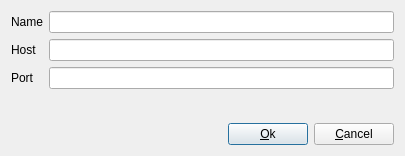
The window that haveclip-desktop/src/NodeDialog.ui (aither64/haveclip-desktop) describes before a commit, drawn with Qt 5.
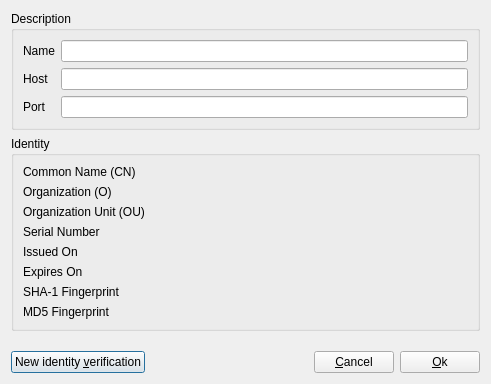
The same window after the commit. Icons and pictures are not drawn.

Commit message: Show identity info in node details, re-verification

```diff
--- a/haveclip-desktop/src/NodeDialog.ui
+++ b/haveclip-desktop/src/NodeDialog.ui
@@ -6,8 +6,8 @@
    <rect>
     <x>0</x>
     <y>0</y>
-    <width>405</width>
-    <height>156</height>
+    <width>491</width>
+    <height>384</height>
    </rect>
   </property>
   <property name="windowTitle">
@@ -19,38 +19,188 @@
   </property>
   <layout class="QVBoxLayout" name="verticalLayout">
    <item>
-    <layout class="QFormLayout" name="formLayout">
-     <item row="0" column="0">
-      <widget class="QLabel" name="nameLabel">
-       <property name="text">
-        <string>Name</string>
-       </property>
-      </widget>
-     </item>
-     <item row="0" column="1">
-      <widget class="QLineEdit" name="nameLineEdit"/>
-     </item>
-     <item row="1" column="0">
-      <widget class="QLabel" name="hostLabel">
-       <property name="text">
-        <string>Host</string>
-       </property>
-      </widget>
-     </item>
-     <item row="1" column="1">
-      <widget class="QLineEdit" name="hostLineEdit"/>
-     </item>
-     <item row="2" column="0">
-      <widget class="QLabel" name="portLabel">
-       <property name="text">
-        <string>Port</string>
-       </property>
-      </widget>
-     </item>
-     <item row="2" column="1">
-      <widget class="QLineEdit" name="portLineEdit"/>
-     </item>
-    </layout>
+    <widget class="QGroupBox" name="groupBox_2">
+     <property name="title">
+      <string>Description</string>
+     </property>
+     <layout class="QGridLayout" name="gridLayout_2">
+      <item row="1" column="1">
+       <widget class="QLineEdit" name="hostLineEdit"/>
+      </item>
+      <item row="1" column="0">
+       <widget class="QLabel" name="hostLabel">
+        <property name="text">
+         <string>Host</string>
+        </property>
+       </widget>
+      </item>
+      <item row="0" column="1">
+       <widget class="QLineEdit" name="nameLineEdit"/>
+      </item>
+      <item row="0" column="0">
+       <widget class="QLabel" name="nameLabel">
+        <property name="text">
+         <string>Name</string>
+        </property>
+       </widget>
+      </item>
+      <item row="2" column="0">
+       <widget class="QLabel" name="portLabel">
+        <property name="text">
+         <string>Port</string>
+        </property>
+       </widget>
+      </item>
+      <item row="2" column="1">
+       <widget class="QLineEdit" name="portLineEdit"/>
+      </item>
+     </layout>
+    </widget>
+   </item>
+   <item>
+    <widget class="QGroupBox" name="groupBox">
+     <property name="title">
+      <string>Identity</string>
+     </property>
+     <layout class="QGridLayout" name="gridLayout" columnstretch="0,0">
+      <item row="4" column="1">
+       <widget class="QLabel" name="issuedOnLabel">
+        <property name="text">
+         <string/>
+        </property>
+        <property name="textInteractionFlags">
+         <set>Qt::LinksAccessibleByMouse|Qt::TextSelectableByKeyboard|Qt::TextSelectableByMouse</set>
+        </property>
+       </widget>
+      </item>
+      <item row="1" column="1">
+       <widget class="QLabel" name="toOrgLabel">
+        <property name="text">
+         <string/>
+        </property>
+        <property name="textInteractionFlags">
+         <set>Qt::LinksAccessibleByMouse|Qt::TextSelectableByKeyboard|Qt::TextSelectableByMouse</set>
+        </property>
+       </widget>
+      </item>
+      <item row="2" column="0">
+       <widget class="QLabel" name="label_3">
+        <property name="text">
+         <string>Organization Unit (OU)</string>
+        </property>
+       </widget>
+      </item>
+      <item row="3" column="0">
+       <widget class="QLabel" name="label_4">
+        <property name="text">
+         <string>Serial Number</string>
+        </property>
+       </widget>
+      </item>
+      <item row="2" column="1">
+       <widget class="QLabel" name="toOrgUnitLabel">
+        <property name="text">
+         <string/>
+        </property>
+        <property name="textInteractionFlags">
+         <set>Qt::LinksAccessibleByMouse|Qt::TextSelectableByKeyboard|Qt::TextSelectableByMouse</set>
+        </property>
+       </widget>
+      </item>
+      <item row="0" column="1">
+       <widget class="QLabel" name="toCommonNameLabel">
+        <property name="text">
+         <string/>
+        </property>
+        <property name="textInteractionFlags">
+         <set>Qt::LinksAccessibleByMouse|Qt::TextSelectableByKeyboard|Qt::TextSelectableByMouse</set>
+        </property>
+       </widget>
+      </item>
+      <item row="3" column="1">
+       <widget class="QLabel" name="serialLabel">
+        <property name="text">
+         <string/>
+        </property>
+        <property name="textInteractionFlags">
+         <set>Qt::LinksAccessibleByMouse|Qt::TextSelectableByKeyboard|Qt::TextSelectableByMouse</set>
+        </property>
+       </widget>
+      </item>
+      <item row="5" column="1">
+       <widget class="QLabel" name="expiresLabel">
+        <property name="text">
+         <string/>
+        </property>
+        <property name="textInteractionFlags">
+         <set>Qt::LinksAccessibleByMouse|Qt::TextSelectableByKeyboard|Qt::TextSelectableByMouse</set>
+        </property>
+       </widget>
+      </item>
+      <item row="5" column="0">
+       <widget class="QLabel" name="label_9">
+        <property name="text">
+         <string>Expires On</string>
+        </property>
+       </widget>
+      </item>
+      <item row="7" column="0">
+       <widget class="QLabel" name="label_10">
+        <property name="text">
+         <string>SHA-1 Fingerprint</string>
+        </property>
+       </widget>
+      </item>
+      <item row="4" column="0">
+       <widget class="QLabel" name="label_8">
+        <property name="text">
+         <string>Issued On</string>
+        </property>
+       </widget>
+      </item>
+      <item row="0" column="0">
+       <widget class="QLabel" name="label">
+        <property name="text">
+         <string>Common Name (CN)</string>
+        </property>
+       </widget>
+      </item>
+      <item row="1" column="0">
+       <widget class="QLabel" name="label_2">
+        <property name="text">
+         <string>Organization (O)</string>
+        </property>
+       </widget>
+      </item>
+      <item row="9" column="0">
+       <widget class="QLabel" name="label_11">
+        <property name="text">
+         <string>MD5 Fingerprint</string>
+        </property>
+       </widget>
+      </item>
+      <item row="7" column="1">
+       <widget class="QLabel" name="sha1FingerLabel">
+        <property name="text">
+         <string/>
+        </property>
+        <property name="textInteractionFlags">
+         <set>Qt::LinksAccessibleByMouse|Qt::TextSelectableByKeyboard|Qt::TextSelectableByMouse</set>
+        </property>
+       </widget>
+      </item>
+      <item row="9" column="1">
+       <widget class="QLabel" name="md5FingerLabel">
+        <property name="text">
+         <string/>
+        </property>
+        <property name="textInteractionFlags">
+         <set>Qt::LinksAccessibleByMouse|Qt::TextSelectableByKeyboard|Qt::TextSelectableByMouse</set>
+        </property>
+       </widget>
+      </item>
+     </layout>
+    </widget>
    </item>
    <item>
     <spacer name="verticalSpacer">
@@ -67,6 +217,13 @@
    </item>
    <item>
     <layout class="QHBoxLayout" name="horizontalLayout">
+     <item>
+      <widget class="QPushButton" name="verifyButton">
+       <property name="text">
+        <string>New identity &amp;verification</string>
+       </property>
+      </widget>
+     </item>
      <item>
       <spacer name="horizontalSpacer">
        <property name="orientation">
@@ -80,13 +237,6 @@
        </property>
       </spacer>
      </item>
-     <item>
-      <widget class="QPushButton" name="okButton">
-       <property name="text">
-        <string>&amp;Ok</string>
-       </property>
-      </widget>
-     </item>
      <item>
       <widget class="QPushButton" name="cancelButton">
        <property name="text">
@@ -94,6 +244,13 @@
        </property>
       </widget>
      </item>
+     <item>
+      <widget class="QPushButton" name="okButton">
+       <property name="text">
+        <string>&amp;Ok</string>
+       </property>
+      </widget>
+     </item>
     </layout>
    </item>
   </layout>
```
The commit also changes 9 other files.
